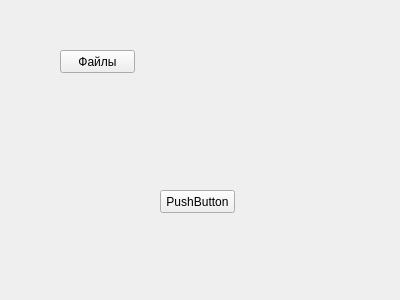
VorobetsRoman/ADSBParser, file adsbparser.ui: the form before one commit.
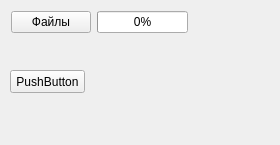
The form after the commit.

Diff of the .ui file:
```diff
--- a/adsbparser.ui
+++ b/adsbparser.ui
@@ -6,31 +6,18 @@
    <rect>
     <x>0</x>
     <y>0</y>
-    <width>400</width>
-    <height>300</height>
+    <width>280</width>
+    <height>145</height>
    </rect>
   </property>
   <property name="windowTitle">
    <string>AdsbParser</string>
   </property>
-  <widget class="QPushButton" name="pbFileSelect">
+  <widget class="QPushButton" name="pushButton">
    <property name="geometry">
     <rect>
-     <x>60</x>
-     <y>50</y>
-     <width>75</width>
-     <height>23</height>
-    </rect>
-   </property>
-   <property name="text">
-    <string>Файлы</string>
-   </property>
-  </widget>
-  <widget class="QPushButton" name="pbStart">
-   <property name="geometry">
-    <rect>
-     <x>160</x>
-     <y>190</y>
+     <x>10</x>
+     <y>70</y>
      <width>75</width>
      <height>23</height>
     </rect>
@@ -39,6 +26,24 @@
     <string>PushButton</string>
    </property>
   </widget>
+  <widget class="QWidget" name="">
+   <layout class="QHBoxLayout" name="horizontalLayout">
+    <item>
+     <widget class="QPushButton" name="pbFileSelect">
+      <property name="text">
+       <string>Файлы</string>
+      </property>
+     </widget>
+    </item>
+    <item>
+     <widget class="QProgressBar" name="progressBar">
+      <property name="value">
+       <number>0</number>
+      </property>
+     </widget>
+    </item>
+   </layout>
+  </widget>
  </widget>
  <layoutdefault spacing="6" margin="11"/>
  <resources/>
```
